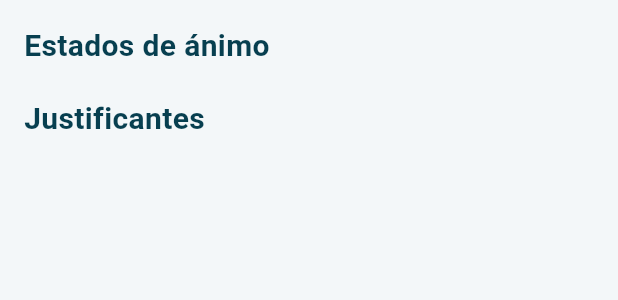
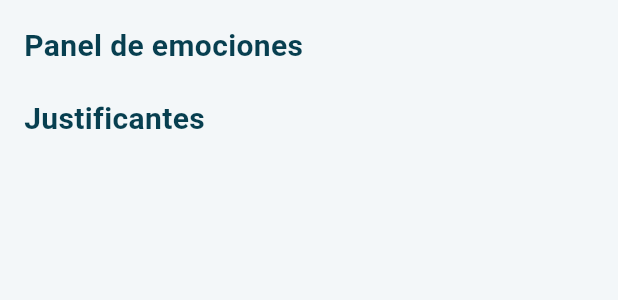
Before and after one commit to Francesito/feelday, a Flutter app: the TeacherPanel widget shown alone on an empty page, opened directly with empty values, on a phone screen of 412 x 824 dp. Shown: the top 300 px of the screen. Run offline on Flutter 3.47's test engine with Material 3 defaults, Android fonts, the phone set to English and light mode, and no system bars; our stand-ins replace file_picker; accounts and stored records are empty; network calls fail.

Commit message:
App feelday

```diff
--- a/lib/main.dart
+++ b/lib/main.dart
@@ -106,6 +106,7 @@ class ScheduleUpload {
 
 class MoodEntry {
   MoodEntry({
+    required this.id,
     required this.studentId,
     required this.studentEmail,
     required this.studentName,
@@ -119,6 +120,7 @@ class MoodEntry {
     this.teacherRead = false,
   });
 
+  final int id;
   final int studentId;
   final String studentEmail;
   final String studentName;
@@ -239,6 +241,7 @@ class _FeeldayAppState extends State<FeeldayApp> {
                 onLogout: _logout,
                 onUpdateJustificante: _updateJustificanteStatus,
                 onReviewEnrollment: _reviewEnrollment,
+                onMarkMoodRead: _markMoodRead,
               );
 
     return MaterialApp(
@@ -398,8 +401,10 @@ class _FeeldayAppState extends State<FeeldayApp> {
         'scheduleFileName': scheduleFileName,
       });
       final entry = MoodEntry(
+        id: res['id'] as int? ?? Random().nextInt(999999),
         studentId: _currentUser!.id,
         studentEmail: _currentUser!.email,
+        studentName: _currentUser!.displayName,
         classId: cls.id,
         className: cls.name,
         day: day,
@@ -597,6 +602,7 @@ class _FeeldayAppState extends State<FeeldayApp> {
           final student = m['student'] as Map<String, dynamic>? ?? {};
           final cls = m['class'] as Map<String, dynamic>? ?? {};
           return MoodEntry(
+            id: m['id'] as int? ?? 0,
             studentId: student['id'] as int? ?? 0,
             studentEmail: student['email']?.toString() ?? '',
             studentName: student['fullName']?.toString() ?? '',
@@ -1859,6 +1865,7 @@ class TeacherShell extends StatefulWidget {
     required this.onLogout,
     required this.onUpdateJustificante,
     required this.onReviewEnrollment,
+    required this.onMarkMoodRead,
   });
 
   final UserAccount user;
@@ -1871,6 +1878,7 @@ class TeacherShell extends StatefulWidget {
       onUpdateJustificante;
   final void Function(int enrollmentId, String status, BuildContext context)
       onReviewEnrollment;
+  final void Function(int moodId) onMarkMoodRead;
 
   @override
   State<TeacherShell> createState() => _TeacherShellState();
@@ -1895,7 +1903,7 @@ class _TeacherShellState extends State<TeacherShell> {
         justificantes: widget.justificantes,
         onUpdateJustificante: widget.onUpdateJustificante,
         onReviewEnrollment: widget.onReviewEnrollment,
-        onMarkMoodRead: _markMoodRead,
+        onMarkMoodRead: widget.onMarkMoodRead,
       ),
     ];
 
@@ -2102,7 +2110,7 @@ class TeacherPanel extends StatelessWidget {
             const SizedBox(height: 16),
           ],
           const Text(
-            'Estados de ánimo',
+            'Panel de emociones',
             style: TextStyle(
               fontSize: 20,
               fontWeight: FontWeight.w700,
@@ -2122,9 +2130,30 @@ class TeacherPanel extends StatelessWidget {
                     : const Color(0xFFFFF4E5),
                 child: ListTile(
                   leading: Text(_emojiForMood(m.mood), style: const TextStyle(fontSize: 26)),
-                  title: Text('${m.studentEmail} · ${m.className} (${m.day})'),
-                  subtitle: Text('${m.comment}\nArchivo: ${m.scheduleFileName}'),
-                  isThreeLine: true,
+                  title: Text('${m.studentName.isNotEmpty ? m.studentName : m.studentEmail} · ${m.className} (${m.day})'),
+                  subtitle: Column(
+                    crossAxisAlignment: CrossAxisAlignment.start,
+                    children: [
+                      Text(m.comment),
+                      const SizedBox(height: 6),
+                      Row(
+                        mainAxisSize: MainAxisSize.min,
+                        children: [
+                          const Icon(Icons.picture_as_pdf, size: 18, color: Color(0xFFB00020)),
+                          const SizedBox(width: 6),
+                          Flexible(
+                            child: Text(
+                              m.scheduleFileName.isNotEmpty
+                                  ? m.scheduleFileName
+                                  : 'Sin horario adjunto',
+                              overflow: TextOverflow.ellipsis,
+                            ),
+                          ),
+                        ],
+                      ),
+                    ],
+                  ),
+                  isThreeLine: false,
                   trailing: Column(
                     mainAxisAlignment: MainAxisAlignment.center,
                     children: [
@@ -2138,7 +2167,7 @@ class TeacherPanel extends StatelessWidget {
                       const SizedBox(height: 6),
                       if (!m.teacherRead)
                         TextButton(
-                          onPressed: () => onMarkMoodRead(m.studentId),
+                          onPressed: () => onMarkMoodRead(m.id),
                           child: const Text('Marcar leído'),
                         )
                       else
```
